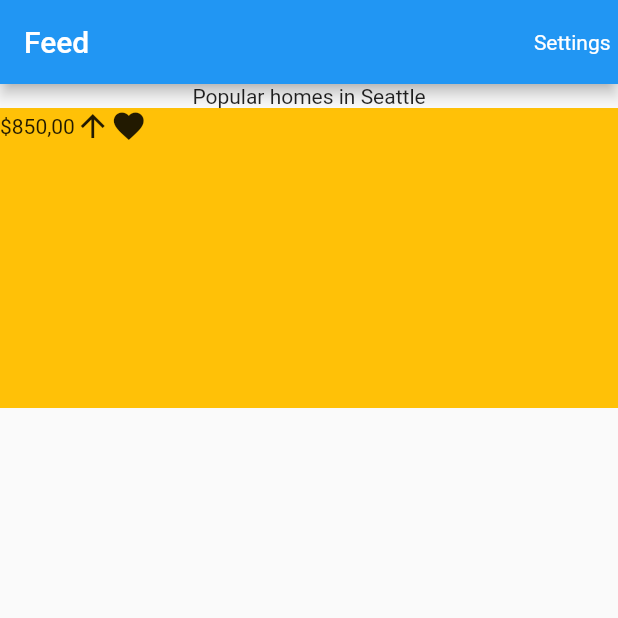
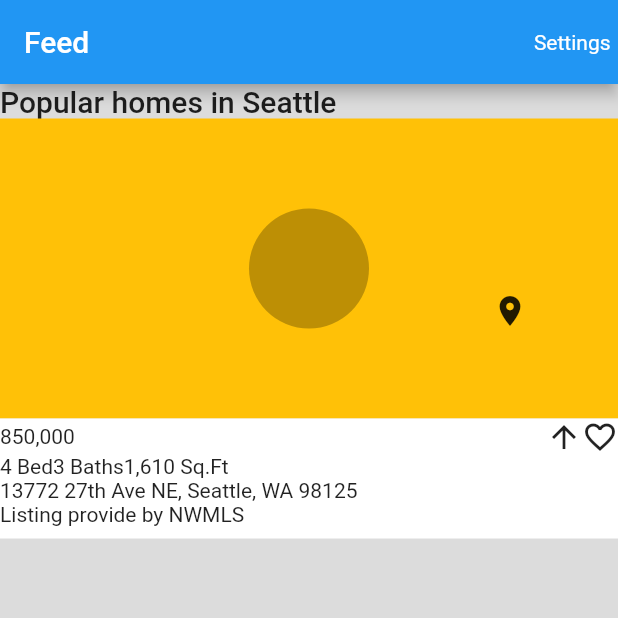
Before and after one commit to ChhailengTim/real-estate-app, a Flutter app: the screen it shows after launch, on a phone screen of 412 x 824 dp, the top half of it. Run offline on Flutter 3.47's test engine with Material 2 defaults, Android fonts, the phone set to English and light mode, and no system bars.

Commit message:
Update feed_screen.dart

```diff
--- a/real_estate_app/lib/screens/feed_screen.dart
+++ b/real_estate_app/lib/screens/feed_screen.dart
@@ -6,6 +6,7 @@ class FeedScreen extends StatelessWidget {
   @override
   Widget build(BuildContext context) {
     return Scaffold(
+      backgroundColor: Colors.black12,
       appBar: AppBar(
         title: const Text("Feed"),
         actions: [
@@ -27,20 +28,59 @@ class FeedScreen extends StatelessWidget {
         ],
       ),
       body: Column(
+        crossAxisAlignment: CrossAxisAlignment.start,
         children: [
-          const Text("Popular homes in Seattle"),
+          Text(
+            "Popular homes in Seattle",
+            style: Theme.of(context).textTheme.titleLarge,
+          ),
           Container(
             width: MediaQuery.of(context).size.width,
             height: 200,
             color: Colors.amber,
+            child: Container(
+              alignment: Alignment.bottomRight,
+              margin: const EdgeInsets.all(60),
+              decoration: const BoxDecoration(
+                color: Colors.black26,
+                shape: BoxShape.circle,
+              ),
+              child: const Icon(Icons.place),
+            ),
+          ),
+          Container(
+            width: MediaQuery.of(context).size.width,
+            height: 80,
+            color: Colors.white,
             child: Column(
+              crossAxisAlignment: CrossAxisAlignment.start,
               children: [
                 Row(
                   children: const [
-                    Text("\$850,00"),
+                    Text("850,000"),
+                    Spacer(),
                     Icon(Icons.arrow_upward),
-                    Icon(Icons.favorite),
+                    Icon(Icons.favorite_border),
                   ],
+                ),
+                Row(
+                  children: const [
+                    Text(
+                      "4 Bed",
+                    ),
+                    Text(
+                      "3 Baths",
+                    ),
+                    Text(
+                      "1,610 Sq.Ft",
+                    ),
+                  ],
+                ),
+                const Text(
+                  "13772 27th Ave NE, Seattle, WA 98125",
+                ),
+                const Text(
+                  "Listing provide by NWMLS",
                 ),
               ],
             ),
```
